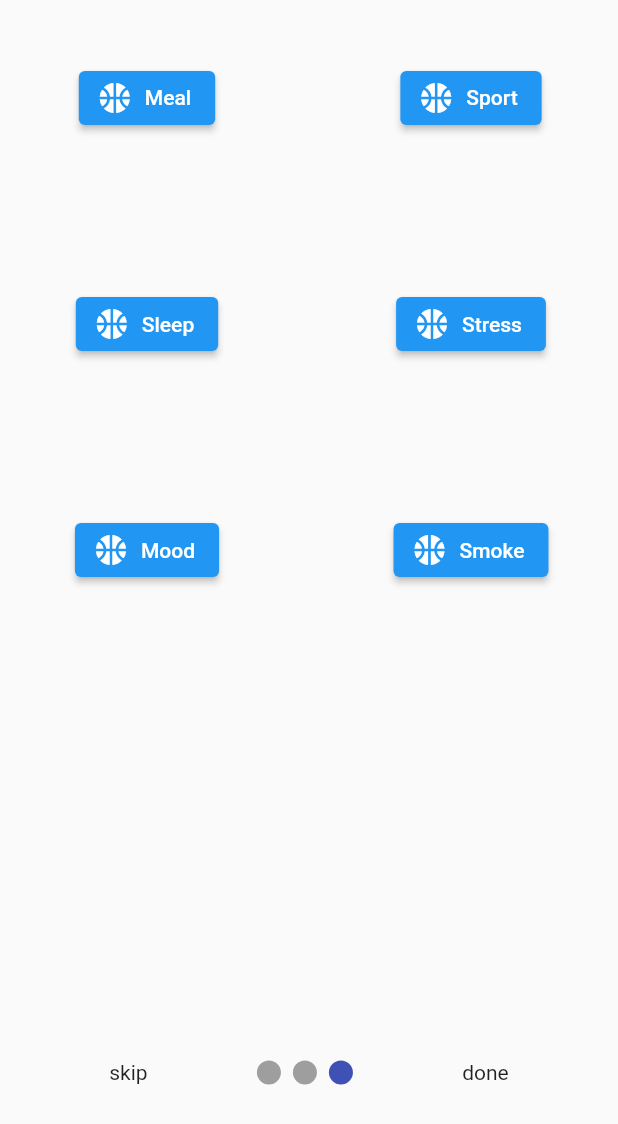
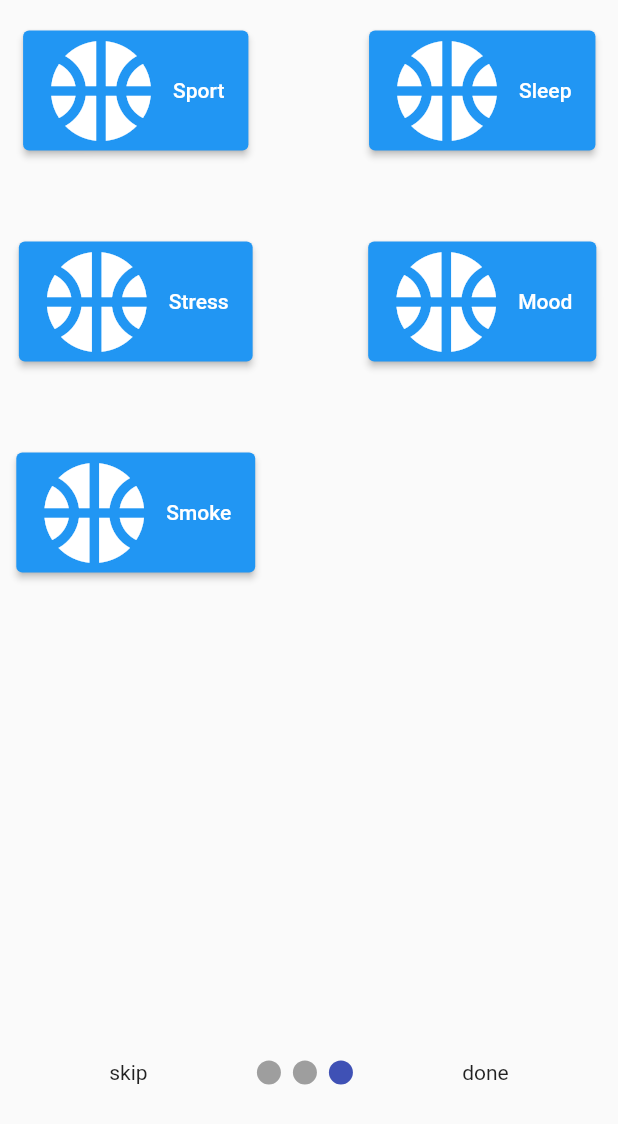
Before and after one commit to jollienyann/mystats, a Flutter app: the screen it shows after launch, after a tap on "skip", after a tap on "Meal", on a phone screen of 412 x 824 dp. Shown: the top 1124 px of the screen. Run offline on Flutter 3.47's test engine with Material 2 defaults, Android fonts, the phone set to English and light mode, and no system bars; drawn by our look-alikes of smooth_page_indicator; our stand-ins replace shared_preferences, sqflite; accounts and stored records are empty.

Commit message:
[IntroPage] Remove from screen when clicked

```diff
--- a/lib/home_page.dart
+++ b/lib/home_page.dart
@@ -291,7 +291,7 @@ class _HomePageState extends State<HomePage> {
                                                       }
                                                     });
                                                   });
-                                                },
+                                                } ,
                                               ),
                                               Text(s,
                                                   style: TextStyle(
--- a/lib/intro_screens/intro_page_three.dart
+++ b/lib/intro_screens/intro_page_three.dart
@@ -3,7 +3,12 @@ import 'package:sam/db/database.dart';
 
 import '../home_page.dart';
 
-class IntroPageThree extends StatelessWidget {
+class IntroPageThree extends StatefulWidget {
+  @override
+  _IntroPageThree createState() => _IntroPageThree();
+}
+
+class _IntroPageThree extends State<IntroPageThree> {
   List<ListObject> listObjects = [
     new ListObject("1","Meal","v1","2","1"),
     new ListObject("2","Sport","v2","2","1"),
@@ -20,7 +25,7 @@ class IntroPageThree extends StatelessWidget {
         gridDelegate: const SliverGridDelegateWithMaxCrossAxisExtent(
             maxCrossAxisExtent: 200,
             childAspectRatio: 3 / 2,
-            crossAxisSpacing: 20,
+            crossAxisSpacing: 50,
             mainAxisSpacing: 20),
         itemCount: listObjects.length,
         itemBuilder: (BuildContext ctx, index) {
@@ -29,15 +34,17 @@ class IntroPageThree extends StatelessWidget {
               child: ElevatedButton.icon(
                   onPressed: () {
                     DBHelper.saveListObject(listObjects[index]);
+                    setState(() {
+                      listObjects.remove(listObjects[index]);
+                    });
                   },
                   icon: Icon( // <-- Icon
                     Icons.sports_basketball,
-                  size: 24.0,
+                    size: 80.0,
                   ),
                   label: Text(listObjects[index].textValue.toString()))
               ,
             );
         });
   }
-
 }
```
Lines whose indentation alone changed are shown as unchanged.
